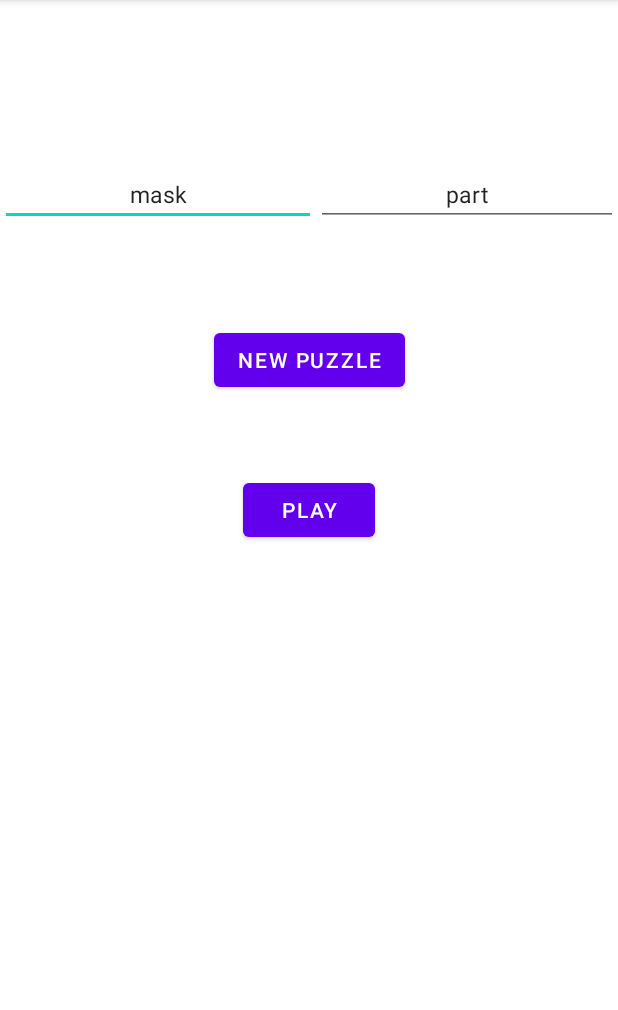
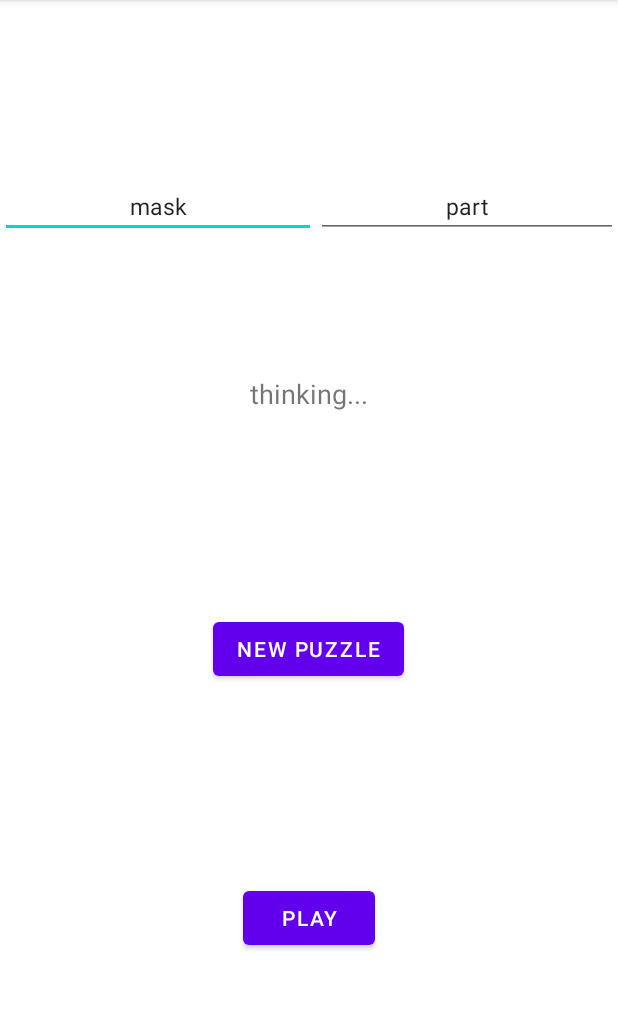
Before and after one commit to weichi2002/WordlyApp, an Android app: the screen it shows after launch (GameConfig), on a phone screen of 412 x 824 dp, the part 84-1094 px from its top. Run offline under Robolectric (Android 15) with nearby library versions, the phone set to English and light mode, and no system bars.

Commit message:
Finished majority of the UI

```diff
--- a/app/src/main/java/edu/fandm/wchou/myapplication/GameConfig.java
+++ b/app/src/main/java/edu/fandm/wchou/myapplication/GameConfig.java
@@ -4,10 +4,15 @@ import androidx.appcompat.app.AppCompatActivity;
 
 import android.content.Intent;
 import android.os.Bundle;
+import android.util.Log;
 import android.view.View;
+import android.view.animation.Animation;
+import android.view.animation.AnimationUtils;
 import android.widget.Button;
 
 public class GameConfig extends AppCompatActivity {
+
+    boolean isGenerating;
 
     @Override
     protected void onCreate(Bundle savedInstanceState) {
@@ -22,7 +27,24 @@ public class GameConfig extends AppCompatActivity {
                 startActivity(i);
             }
         });
+        isGenerating=true;
+        showWorking(isGenerating);
+
+
     }
 
+    private void showWorking(boolean on){
+        Log.d("GAME config", "working...");
+        View v = findViewById(R.id.thinking_tv);
+        if (on) {
+            v.setVisibility(View.VISIBLE);
+            Animation a = AnimationUtils.loadAnimation(this, R.anim.blink);
+            v.setAnimation(a);
+            v.animate();
+        } else {
+            v.setVisibility(View.INVISIBLE);
+            v.clearAnimation();
+        }
+    }
 
 }
--- a/app/src/main/java/edu/fandm/wchou/myapplication/SplashPage.java
+++ b/app/src/main/java/edu/fandm/wchou/myapplication/SplashPage.java
@@ -7,6 +7,7 @@ import android.content.Intent;
 import android.os.Bundle;
 import android.os.Handler;
 import android.view.View;
+import android.widget.ImageView;
 
 public class SplashPage extends AppCompatActivity {
 
@@ -16,8 +17,8 @@ public class SplashPage extends AppCompatActivity {
         setContentView(R.layout.activity_splash_page);
 
         // hide button bar
-        View text_view = findViewById(R.id.splash_screen_text_tv);
-        View rootView = text_view.getRootView();
+        ImageView logo = findViewById(R.id.imageView);
+        View rootView = logo.getRootView();
         rootView.setSystemUiVisibility(View.SYSTEM_UI_FLAG_IMMERSIVE
                 | View.SYSTEM_UI_FLAG_FULLSCREEN
                 | View.SYSTEM_UI_FLAG_LAYOUT_HIDE_NAVIGATION
@@ -39,6 +40,8 @@ public class SplashPage extends AppCompatActivity {
             public void run() {
                 Intent i = new Intent(getApplicationContext(), GameConfig.class);
                 startActivity(i);
+
+                finish();
             }
         }, 1375);
     }
--- /dev/null
+++ b/app/src/main/res/anim/blink.xml
@@ -0,0 +1,9 @@
+<?xml version="1.0" encoding="utf-8"?>
+<set xmlns:android="http://schemas.android.com/apk/res/android" android:fillAfter="true">
+    <alpha
+        android:fromAlpha="1.0"
+        android:toAlpha="0.0"
+        android:duration="750"
+        android:repeatMode="reverse"
+        android:repeatCount="infinite"/>
+</set>
--- a/app/src/main/res/layout/game_config.xml
+++ b/app/src/main/res/layout/game_config.xml
@@ -11,11 +11,9 @@
         android:layout_width="match_parent"
         android:layout_height="wrap_content"
         android:orientation="horizontal"
-        app:layout_constraintBottom_toBottomOf="parent"
+        app:layout_constraintBottom_toBottomOf="@id/thinking_tv"
         app:layout_constraintHorizontal_chainStyle="spread"
         app:layout_constraintTop_toTopOf="parent"
-        app:layout_constraintVertical_bias="0.15"
-
         >
 
         <EditText
@@ -38,16 +36,31 @@
 
     </LinearLayout>
 
+    <TextView
+        android:id="@+id/thinking_tv"
+        android:layout_width="wrap_content"
+        android:layout_height="wrap_content"
+        android:layout_margin="2dp"
+        android:text="thinking..."
+        android:textSize="18sp"
+        android:visibility="invisible"
+        app:layout_constraintBottom_toTopOf="@id/new_puzzle_bt"
+        app:layout_constraintLeft_toLeftOf="parent"
+        app:layout_constraintRight_toRightOf="parent"
+        app:layout_constraintTop_toTopOf="@id/et_chain"
+        />
+
     <Button
         android:id="@+id/new_puzzle_bt"
         android:layout_width="wrap_content"
         android:layout_height="wrap_content"
         android:text="New Puzzle"
-        app:layout_constraintBottom_toBottomOf="parent"
+        app:layout_constraintBottom_toTopOf="@id/play_btn"
         app:layout_constraintEnd_toEndOf="parent"
+        app:layout_constraintHorizontal_bias="0.498"
         app:layout_constraintStart_toStartOf="parent"
-        app:layout_constraintTop_toTopOf="parent"
-        app:layout_constraintVertical_bias="0.3" />
+        app:layout_constraintTop_toBottomOf="@id/thinking_tv"
+        app:layout_constraintVertical_bias="0.2" />
 
     <Button
         android:id="@+id/play_btn"
@@ -58,6 +71,6 @@
         app:layout_constraintEnd_toEndOf="parent"
         app:layout_constraintStart_toStartOf="parent"
         app:layout_constraintTop_toBottomOf="@id/new_puzzle_bt"
-        app:layout_constraintVertical_bias="0.114" />
+        app:layout_constraintVertical_bias="0.2" />
 
 </androidx.constraintlayout.widget.ConstraintLayout>
```
Also changed, not shown: app/src/main/res/layout/activity_game.xml (+5 -5 lines), app/src/main/res/layout/activity_splash_page.xml (+9 -15 lines).
